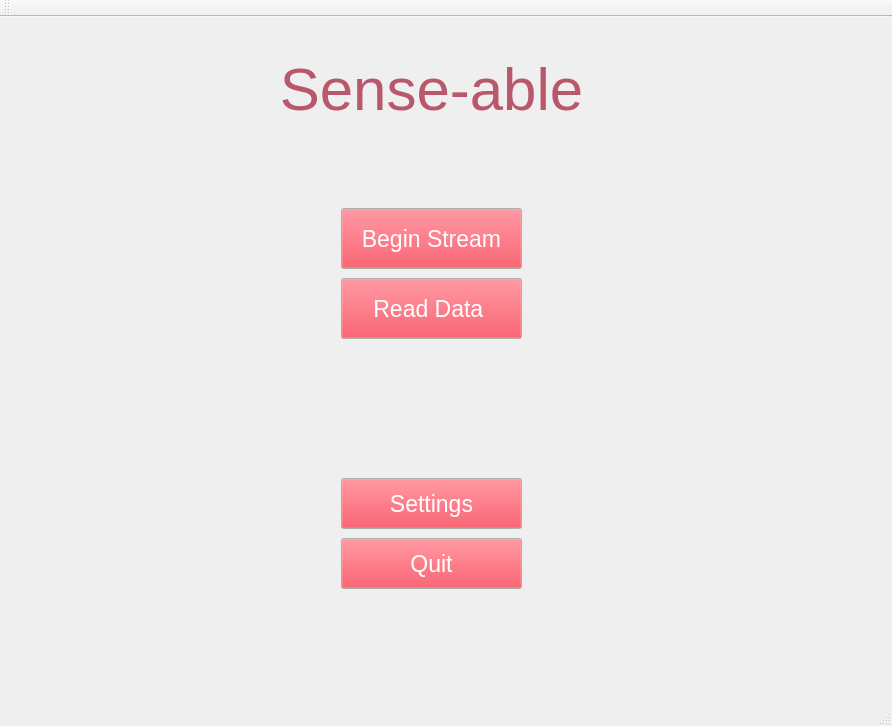
SCCapstone/Sense-Able, file leddargui/mainwindow.ui: the form before one commit.
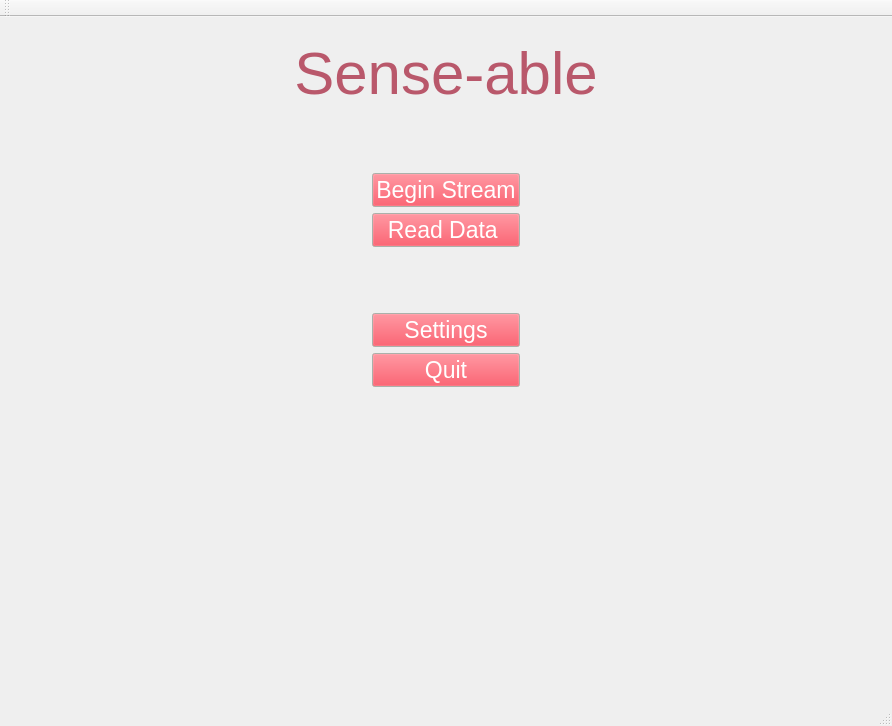
The form after the commit.

Commit message: adjusted home page layout to load correctly for different screen sizes

What changed in the file:
```diff
--- a/leddargui/mainwindow.ui
+++ b/leddargui/mainwindow.ui
@@ -914,15 +914,28 @@
          <zorder>orientLabel</zorder>
         </widget>
         <widget class="QWidget" name="page_2">
+         <layout class="QHBoxLayout" name="horizontalLayout_4">
+          <item>
+           <layout class="QVBoxLayout" name="verticalLayout_3">
+            <item>
+             <layout class="QHBoxLayout" name="horizontalLayout_3">
+              <item>
+               <spacer name="horizontalSpacer">
+                <property name="orientation">
+                 <enum>Qt::Horizontal</enum>
+                </property>
+                <property name="sizeHint" stdset="0">
+                 <size>
+                  <width>200</width>
+                  <height>20</height>
+                 </size>
+                </property>
+               </spacer>
+              </item>
+              <item>
+               <layout class="QVBoxLayout" name="verticalLayout_2">
+                <item>
          <widget class="QLabel" name="titleLabel">
-          <property name="geometry">
-           <rect>
-            <x>250</x>
-            <y>0</y>
-            <width>341</width>
-            <height>121</height>
-           </rect>
-          </property>
           <property name="palette">
            <palette>
             <active>
@@ -1002,97 +1015,39 @@
            <number>0</number>
           </property>
          </widget>
-         <widget class="QPushButton" name="settingsPageButton">
-          <property name="geometry">
-           <rect>
-            <x>330</x>
-            <y>450</y>
-            <width>181</width>
-            <height>51</height>
-           </rect>
-          </property>
-          <property name="palette">
-           <palette>
-            <active>
-             <colorrole role="Button">
-              <brush brushstyle="SolidPattern">
-               <color alpha="255">
-                <red>245</red>
-                <green>36</green>
-                <blue>54</blue>
-               </color>
-              </brush>
-             </colorrole>
-             <colorrole role="ButtonText">
-              <brush brushstyle="SolidPattern">
-               <color alpha="255">
-                <red>255</red>
-                <green>255</green>
-                <blue>255</blue>
-               </color>
-              </brush>
-             </colorrole>
-            </active>
-            <inactive>
-             <colorrole role="Button">
-              <brush brushstyle="SolidPattern">
-               <color alpha="255">
-                <red>245</red>
-                <green>36</green>
-                <blue>54</blue>
-               </color>
-              </brush>
-             </colorrole>
-             <colorrole role="ButtonText">
-              <brush brushstyle="SolidPattern">
-               <color alpha="255">
-                <red>255</red>
-                <green>255</green>
-                <blue>255</blue>
-               </color>
-              </brush>
-             </colorrole>
-            </inactive>
-            <disabled>
-             <colorrole role="Button">
-              <brush brushstyle="SolidPattern">
-               <color alpha="255">
-                <red>245</red>
-                <green>36</green>
-                <blue>54</blue>
-               </color>
-              </brush>
-             </colorrole>
-             <colorrole role="ButtonText">
-              <brush brushstyle="SolidPattern">
-               <color alpha="255">
-                <red>190</red>
-                <green>190</green>
-                <blue>190</blue>
-               </color>
-              </brush>
-             </colorrole>
-            </disabled>
-           </palette>
-          </property>
-          <property name="font">
-           <font>
-            <pointsize>17</pointsize>
-           </font>
-          </property>
-          <property name="text">
-           <string>Settings</string>
-          </property>
-         </widget>
+                </item>
+                <item>
+                 <layout class="QHBoxLayout" name="horizontalLayout_2">
+                  <item>
+                   <spacer name="horizontalSpacer_3">
+                    <property name="orientation">
+                     <enum>Qt::Horizontal</enum>
+                    </property>
+                    <property name="sizeHint" stdset="0">
+                     <size>
+                      <width>60</width>
+                      <height>20</height>
+                     </size>
+                    </property>
+                   </spacer>
+                  </item>
+                  <item>
+                   <layout class="QVBoxLayout" name="verticalLayout">
+                    <item>
+                     <spacer name="verticalSpacer">
+                      <property name="orientation">
+                       <enum>Qt::Vertical</enum>
+                      </property>
+                      <property name="sizeHint" stdset="0">
+                       <size>
+                        <width>20</width>
+                        <height>60</height>
+                       </size>
+                      </property>
+                     </spacer>
+                    </item>
+                    <item>
          <widget class="QPushButton" name="streamButton">
-          <property name="geometry">
-           <rect>
-            <x>330</x>
-            <y>180</y>
-            <width>181</width>
-            <height>61</height>
-           </rect>
-          </property>
           <property name="palette">
            <palette>
             <active>
@@ -1193,15 +1148,9 @@
            <string>Begin Stream</string>
           </property>
          </widget>
+                    </item>
+                    <item>
          <widget class="QPushButton" name="readDataPageButton">
-          <property name="geometry">
-           <rect>
-            <x>330</x>
-            <y>250</y>
-            <width>181</width>
-            <height>61</height>
-           </rect>
-          </property>
           <property name="palette">
            <palette>
             <active>
@@ -1302,15 +1251,98 @@
            <string>Read Data </string>
           </property>
          </widget>
+                    </item>
+                    <item>
+                     <spacer name="verticalSpacer_2">
+                      <property name="orientation">
+                       <enum>Qt::Vertical</enum>
+                      </property>
+                      <property name="sizeHint" stdset="0">
+                       <size>
+                        <width>20</width>
+                        <height>60</height>
+                       </size>
+                      </property>
+                     </spacer>
+                    </item>
+                    <item>
+                     <widget class="QPushButton" name="settingsPageButton">
+                      <property name="palette">
+                       <palette>
+                        <active>
+                         <colorrole role="Button">
+                          <brush brushstyle="SolidPattern">
+                           <color alpha="255">
+                            <red>245</red>
+                            <green>36</green>
+                            <blue>54</blue>
+                           </color>
+                          </brush>
+                         </colorrole>
+                         <colorrole role="ButtonText">
+                          <brush brushstyle="SolidPattern">
+                           <color alpha="255">
+                            <red>255</red>
+                            <green>255</green>
+                            <blue>255</blue>
+                           </color>
+                          </brush>
+                         </colorrole>
+                        </active>
+                        <inactive>
+                         <colorrole role="Button">
+                          <brush brushstyle="SolidPattern">
+                           <color alpha="255">
+                            <red>245</red>
+                            <green>36</green>
+                            <blue>54</blue>
+                           </color>
+                          </brush>
+                         </colorrole>
+                         <colorrole role="ButtonText">
+                          <brush brushstyle="SolidPattern">
+                           <color alpha="255">
+                            <red>255</red>
+                            <green>255</green>
+                            <blue>255</blue>
+                           </color>
+                          </brush>
+                         </colorrole>
+                        </inactive>
+                        <disabled>
+                         <colorrole role="Button">
+                          <brush brushstyle="SolidPattern">
+                           <color alpha="255">
+                            <red>245</red>
+                            <green>36</green>
+                            <blue>54</blue>
+                           </color>
+                          </brush>
+                         </colorrole>
+                         <colorrole role="ButtonText">
+                          <brush brushstyle="SolidPattern">
+                           <color alpha="255">
+                            <red>190</red>
+                            <green>190</green>
+                            <blue>190</blue>
+                           </color>
+                          </brush>
+                         </colorrole>
+                        </disabled>
+                       </palette>
+                      </property>
+                      <property name="font">
+                       <font>
+                        <pointsize>17</pointsize>
+                       </font>
+                      </property>
+                      <property name="text">
+                       <string>Settings</string>
+                      </property>
+                     </widget>
+                    </item>
+                    <item>
          <widget class="QPushButton" name="QuitButton">
-          <property name="geometry">
-           <rect>
-            <x>330</x>
-            <y>510</y>
-            <width>181</width>
-            <height>51</height>
-           </rect>
-          </property>
           <property name="palette">
            <palette>
             <active>
@@ -1384,6 +1416,57 @@
            <string>Quit</string>
           </property>
          </widget>
+                    </item>
+                   </layout>
+                  </item>
+                  <item>
+                   <spacer name="horizontalSpacer_4">
+                    <property name="orientation">
+                     <enum>Qt::Horizontal</enum>
+                    </property>
+                    <property name="sizeHint" stdset="0">
+                     <size>
+                      <width>60</width>
+                      <height>20</height>
+                     </size>
+                    </property>
+                   </spacer>
+                  </item>
+                 </layout>
+                </item>
+               </layout>
+              </item>
+              <item>
+               <spacer name="horizontalSpacer_2">
+                <property name="orientation">
+                 <enum>Qt::Horizontal</enum>
+                </property>
+                <property name="sizeHint" stdset="0">
+                 <size>
+                  <width>200</width>
+                  <height>20</height>
+                 </size>
+                </property>
+               </spacer>
+              </item>
+             </layout>
+            </item>
+            <item>
+             <spacer name="verticalSpacer_3">
+              <property name="orientation">
+               <enum>Qt::Vertical</enum>
+              </property>
+              <property name="sizeHint" stdset="0">
+               <size>
+                <width>17</width>
+                <height>57</height>
+               </size>
+              </property>
+             </spacer>
+            </item>
+           </layout>
+          </item>
+         </layout>
         </widget>
         <widget class="QWidget" name="page_3">
          <widget class="QLabel" name="settingsLabel">
```
Lines whose indentation alone changed are shown as unchanged.
